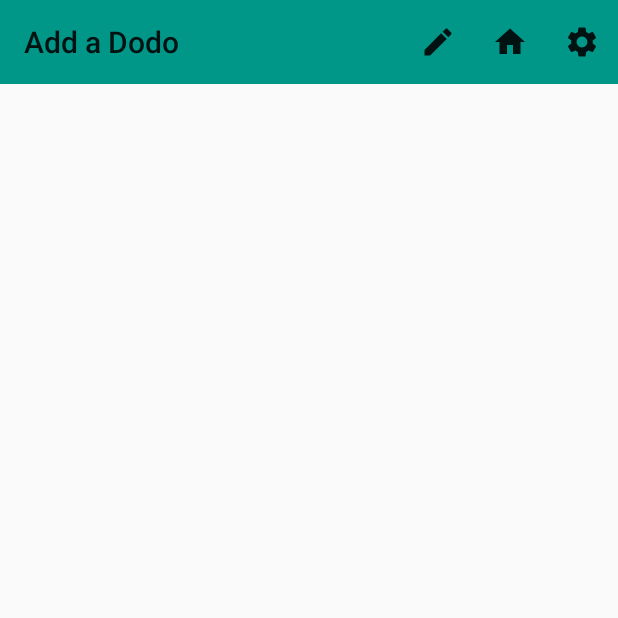
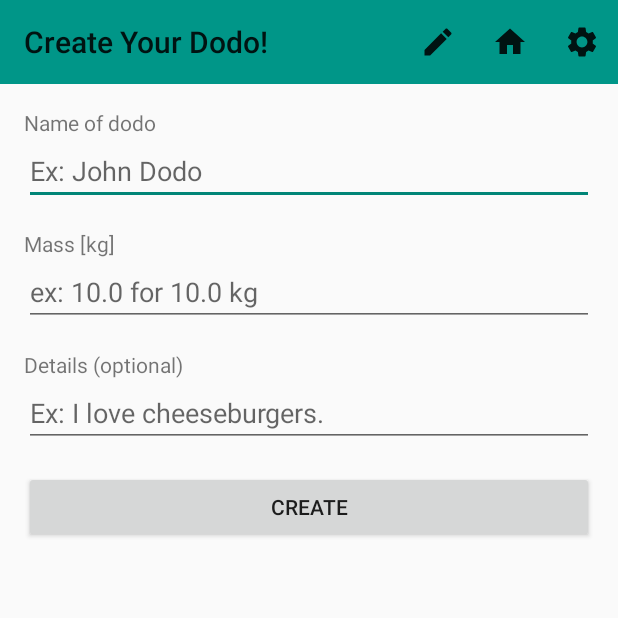
Before and after one commit to papashirogane/DodoApp, an Android app: the AddActivity screen opened directly, with no data from a screen before it, on a phone screen of 412 x 824 dp, the top half of it. Run offline under Robolectric (Android 15) with nearby library versions, the phone set to English and light mode, and no system bars.

Commit message:
Implemented AddActivity

```diff
--- a/app/src/main/java/com/example/learnandroid/AddActivity.java
+++ b/app/src/main/java/com/example/learnandroid/AddActivity.java
@@ -5,11 +5,19 @@ import androidx.appcompat.widget.Toolbar;
 import android.content.Context;
 import android.content.Intent;
 import android.os.Bundle;
+import android.view.View;
+import android.widget.Button;
+import android.widget.TextView;
+import android.widget.Toast;
+
+import com.example.learnandroid.model.dodo.Dodo;
+import com.example.learnandroid.model.dodo.DodoWaddle;
 
 /**
  * Add dodo to waddle
  */
 public class AddActivity extends BaseActivity {
+    DodoWaddle waddle = DodoWaddle.getInstance();
 
     @Override
     protected void onCreate(Bundle savedInstanceState) {
@@ -18,7 +26,32 @@ public class AddActivity extends BaseActivity {
 
         Toolbar toolbar = findViewById(R.id.toolbarAdd);
         setSupportActionBar(toolbar);
-        getSupportActionBar().setTitle("Add a Dodo");
+        getSupportActionBar().setTitle("Create Your Dodo!");
+
+        setupCreateButton();
+    }
+
+    private void setupCreateButton() {
+        Button button = (Button) findViewById(R.id.add_btnCreate);
+        button.setOnClickListener(new View.OnClickListener() {
+            @Override
+            public void onClick(View view) {
+                String name = ((TextView) findViewById(R.id.add_txtfillName)).getText().toString();
+                String details = ((TextView) findViewById(R.id.add_txtfillDetails)).getText().toString();
+                String tempMass = ((TextView) findViewById(R.id.add_txtfillMass)).getText().toString();
+                Double mass = Double.parseDouble(tempMass);
+
+                if (name == "") Toast.makeText(AddActivity.this, "Name cannot be empty. Try again.", Toast.LENGTH_LONG).show();
+                if (mass < 0) Toast.makeText(AddActivity.this, "Mass cannot be negative. Try again.", Toast.LENGTH_LONG).show();
+                else {
+                    Dodo newDodo = new Dodo(name, mass, R.drawable.lazy1, details);
+                    waddle.add(newDodo);
+                    Intent intent = DodoListActivity.makeIntent(AddActivity.this);
+                    startActivity(intent);
+                    finish();
+                }
+            }
+        });
     }
 
     public static Intent makeIntent(Context context) {
--- a/app/src/main/java/com/example/learnandroid/BaseActivity.java
+++ b/app/src/main/java/com/example/learnandroid/BaseActivity.java
@@ -37,7 +37,7 @@ public class BaseActivity extends AppCompatActivity {
                 Toast.makeText(this, "Heading to Delete Activity.", Toast.LENGTH_SHORT).show();
                 break;
             case R.id.iconHome:
-                startActivity(MainActivity.makeIntent(BaseActivity.this));
+                startActivity(DodoListActivity.makeIntent(BaseActivity.this));
                 break;
             default:
                 break;
--- a/app/src/main/java/com/example/learnandroid/model/dodo/Dodo.java
+++ b/app/src/main/java/com/example/learnandroid/model/dodo/Dodo.java
@@ -2,7 +2,7 @@ package com.example.learnandroid.model.dodo;
 
 public class Dodo {
     private final String name;
-    private final double massKg;
+    public final double massKg;
     public double distDodoCaveM;
     public double maxSpeed; // change to be automatically inputted, although not shown
     private final String details;
--- a/app/src/main/res/layout/activity_add.xml
+++ b/app/src/main/res/layout/activity_add.xml
@@ -5,6 +5,29 @@
     android:layout_width="match_parent"
     android:layout_height="match_parent"
     tools:context=".AddActivity">
+
+
+    <TextView
+        android:id="@+id/add_txtMass"
+        android:layout_width="wrap_content"
+        android:layout_height="wrap_content"
+        android:layout_marginTop="16dp"
+        android:text="Mass [kg]"
+        android:textSize="14sp"
+        app:layout_constraintStart_toStartOf="@+id/add_txtName"
+        app:layout_constraintTop_toBottomOf="@+id/add_txtfillName" />
+
+    <TextView
+        android:id="@+id/add_txtName"
+        android:layout_width="wrap_content"
+        android:layout_height="wrap_content"
+        android:layout_marginStart="16dp"
+        android:layout_marginLeft="16dp"
+        android:layout_marginTop="16dp"
+        android:text="Name of dodo"
+        android:textSize="14sp"
+        app:layout_constraintStart_toStartOf="parent"
+        app:layout_constraintTop_toBottomOf="@+id/toolbarAdd" />
 
 
     <androidx.appcompat.widget.Toolbar
@@ -18,4 +41,58 @@
         app:layout_constraintStart_toStartOf="parent"
         app:layout_constraintTop_toTopOf="parent" />
 
+    <EditText
+        android:id="@+id/add_txtfillName"
+        android:layout_width="0dp"
+        android:layout_height="wrap_content"
+        android:layout_marginEnd="16dp"
+        android:layout_marginRight="16dp"
+        android:ems="10"
+        android:hint="Ex: John Dodo"
+        android:inputType="textPersonName"
+        app:layout_constraintEnd_toEndOf="parent"
+        app:layout_constraintStart_toStartOf="@+id/add_txtName"
+        app:layout_constraintTop_toBottomOf="@+id/add_txtName" />
+
+    <TextView
+        android:id="@+id/add_txtDetails"
+        android:layout_width="wrap_content"
+        android:layout_height="wrap_content"
+        android:layout_marginTop="16dp"
+        android:text="Details (optional)"
+        app:layout_constraintStart_toStartOf="@+id/add_txtName"
+        app:layout_constraintTop_toBottomOf="@+id/add_txtfillMass" />
+
+    <EditText
+        android:id="@+id/add_txtfillDetails"
+        android:layout_width="0dp"
+        android:layout_height="wrap_content"
+        android:ems="10"
+        android:hint="Ex: I love cheeseburgers."
+        android:inputType="textPersonName"
+        app:layout_constraintEnd_toEndOf="@+id/add_txtfillName"
+        app:layout_constraintStart_toStartOf="@+id/add_txtName"
+        app:layout_constraintTop_toBottomOf="@+id/add_txtDetails" />
+
+    <Button
+        android:id="@+id/add_btnCreate"
+        android:layout_width="0dp"
+        android:layout_height="wrap_content"
+        android:layout_marginTop="16dp"
+        android:text="CREATE"
+        app:layout_constraintEnd_toEndOf="@+id/add_txtfillDetails"
+        app:layout_constraintStart_toStartOf="@+id/add_txtfillDetails"
+        app:layout_constraintTop_toBottomOf="@+id/add_txtfillDetails" />
+
+    <EditText
+        android:id="@+id/add_txtfillMass"
+        android:layout_width="0dp"
+        android:layout_height="wrap_content"
+        android:ems="10"
+        android:hint="ex: 10.0 for 10.0 kg"
+        android:inputType="numberDecimal"
+        app:layout_constraintEnd_toEndOf="@+id/add_txtfillName"
+        app:layout_constraintStart_toStartOf="@+id/add_txtName"
+        app:layout_constraintTop_toBottomOf="@+id/add_txtMass" />
+
 </androidx.constraintlayout.widget.ConstraintLayout>
--- a/app/src/main/res/layout/activity_dodo_list.xml
+++ b/app/src/main/res/layout/activity_dodo_list.xml
@@ -12,7 +12,7 @@
         android:layout_width="wrap_content"
         android:layout_height="wrap_content"
         android:layout_marginTop="16dp"
-        android:text="Please select a dodo."
+        android:text="@string/dodo_list_select"
         android:textSize="14sp"
         app:layout_constraintStart_toStartOf="@+id/dodoListView"
         app:layout_constraintTop_toBottomOf="@+id/toolbarDodoList" />
--- a/app/src/main/res/values/strings.xml
+++ b/app/src/main/res/values/strings.xml
@@ -9,4 +9,5 @@
     <string name="edit">Edit</string>
     <string name="settings">Settings</string>
     <string name="home">home</string>
+    <string name="dodo_list_select">Please select a dodo.</string>
 </resources>
```
